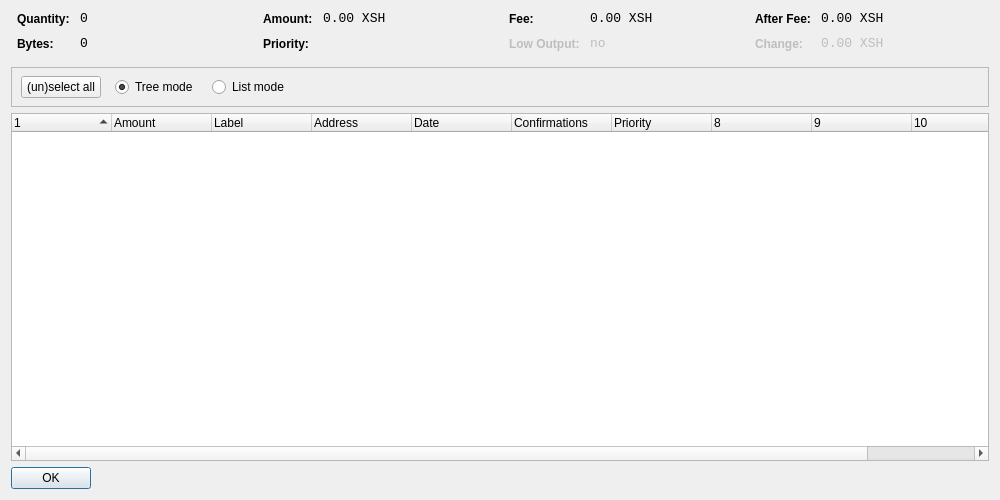
Above: src/qt/forms/coincontroldialog.ui from ShieldCoin/SHIELD-v2-old before the change. Below: the same form after it.
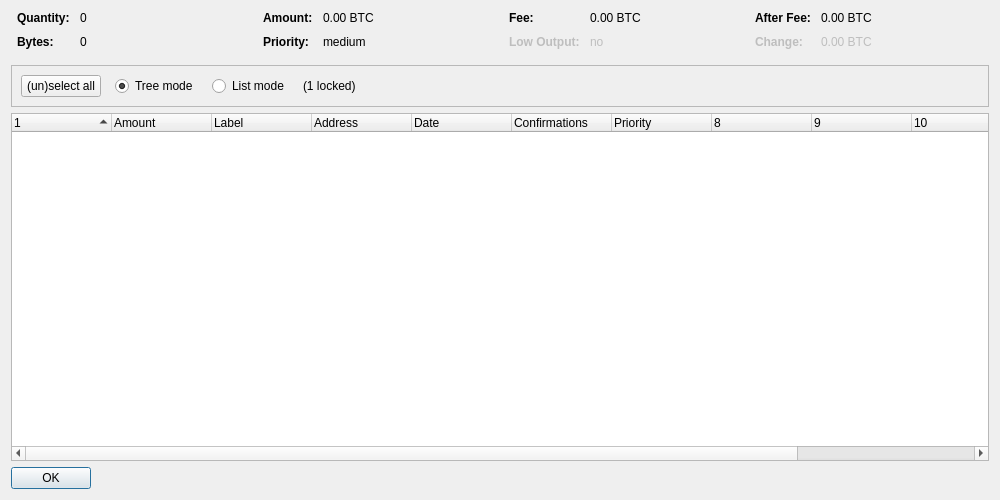
That is the form after the change. Custom widgets are drawn as their Qt base class.

Patch:
```diff
--- a/src/qt/forms/coincontroldialog.ui
+++ b/src/qt/forms/coincontroldialog.ui
@@ -38,8 +38,11 @@
        </property>
        <item row="0" column="0">
         <widget class="QLabel" name="labelCoinControlQuantityText">
-         <property name="styleSheet">
-          <string notr="true">font-weight:bold;</string>
+         <property name="font">
+          <font>
+           <weight>75</weight>
+           <bold>true</bold>
+          </font>
          </property>
          <property name="text">
           <string>Quantity:</string>
@@ -48,12 +51,6 @@
        </item>
        <item row="0" column="1">
         <widget class="QLabel" name="labelCoinControlQuantity">
-         <property name="font">
-          <font>
-           <family>Monospace</family>
-           <pointsize>10</pointsize>
-          </font>
-         </property>
          <property name="cursor">
           <cursorShape>IBeamCursor</cursorShape>
          </property>
@@ -70,8 +67,11 @@
        </item>
        <item row="1" column="0">
         <widget class="QLabel" name="labelCoinControlBytesText">
-         <property name="styleSheet">
-          <string notr="true">font-weight:bold;</string>
+         <property name="font">
+          <font>
+           <weight>75</weight>
+           <bold>true</bold>
+          </font>
          </property>
          <property name="text">
           <string>Bytes:</string>
@@ -80,12 +80,6 @@
        </item>
        <item row="1" column="1">
         <widget class="QLabel" name="labelCoinControlBytes">
-         <property name="font">
-          <font>
-           <family>Monospace</family>
-           <pointsize>10</pointsize>
-          </font>
-         </property>
          <property name="cursor">
           <cursorShape>IBeamCursor</cursorShape>
          </property>
@@ -118,8 +112,11 @@
        </property>
        <item row="0" column="0">
         <widget class="QLabel" name="labelCoinControlAmountText">
-         <property name="styleSheet">
-          <string notr="true">font-weight:bold;</string>
+         <property name="font">
+          <font>
+           <weight>75</weight>
+           <bold>true</bold>
+          </font>
          </property>
          <property name="text">
           <string>Amount:</string>
@@ -128,12 +125,6 @@
        </item>
        <item row="0" column="1">
         <widget class="QLabel" name="labelCoinControlAmount">
-         <property name="font">
-          <font>
-           <family>Monospace</family>
-           <pointsize>10</pointsize>
-          </font>
-         </property>
          <property name="cursor">
           <cursorShape>IBeamCursor</cursorShape>
          </property>
@@ -141,7 +132,7 @@
           <enum>Qt::ActionsContextMenu</enum>
          </property>
          <property name="text">
-          <string>0.00 XSH</string>
+          <string notr="true">0.00 BTC</string>
          </property>
          <property name="textInteractionFlags">
           <set>Qt::LinksAccessibleByMouse|Qt::TextSelectableByKeyboard|Qt::TextSelectableByMouse</set>
@@ -150,8 +141,11 @@
        </item>
        <item row="1" column="0">
         <widget class="QLabel" name="labelCoinControlPriorityText">
-         <property name="styleSheet">
-          <string notr="true">font-weight:bold;</string>
+         <property name="font">
+          <font>
+           <weight>75</weight>
+           <bold>true</bold>
+          </font>
          </property>
          <property name="text">
           <string>Priority:</string>
@@ -160,12 +154,6 @@
        </item>
        <item row="1" column="1">
         <widget class="QLabel" name="labelCoinControlPriority">
-         <property name="font">
-          <font>
-           <family>Monospace</family>
-           <pointsize>10</pointsize>
-          </font>
-         </property>
          <property name="cursor">
           <cursorShape>IBeamCursor</cursorShape>
          </property>
@@ -173,7 +161,7 @@
           <enum>Qt::ActionsContextMenu</enum>
          </property>
          <property name="text">
-          <string/>
+          <string notr="true">medium</string>
          </property>
          <property name="textInteractionFlags">
           <set>Qt::LinksAccessibleByMouse|Qt::TextSelectableByKeyboard|Qt::TextSelectableByMouse</set>
@@ -198,8 +186,11 @@
        </property>
        <item row="0" column="0">
         <widget class="QLabel" name="labelCoinControlFeeText">
-         <property name="styleSheet">
-          <string notr="true">font-weight:bold;</string>
+         <property name="font">
+          <font>
+           <weight>75</weight>
+           <bold>true</bold>
+          </font>
          </property>
          <property name="text">
           <string>Fee:</string>
@@ -208,12 +199,6 @@
        </item>
        <item row="0" column="1">
         <widget class="QLabel" name="labelCoinControlFee">
-         <property name="font">
-          <font>
-           <family>Monospace</family>
-           <pointsize>10</pointsize>
-          </font>
-         </property>
          <property name="cursor">
           <cursorShape>IBeamCursor</cursorShape>
          </property>
@@ -221,7 +206,7 @@
           <enum>Qt::ActionsContextMenu</enum>
          </property>
          <property name="text">
-          <string>0.00 XSH</string>
+          <string notr="true">0.00 BTC</string>
          </property>
          <property name="textInteractionFlags">
           <set>Qt::LinksAccessibleByMouse|Qt::TextSelectableByKeyboard|Qt::TextSelectableByMouse</set>
@@ -233,8 +218,11 @@
          <property name="enabled">
           <bool>false</bool>
          </property>
-         <property name="styleSheet">
-          <string notr="true">font-weight:bold;</string>
+         <property name="font">
+          <font>
+           <weight>75</weight>
+           <bold>true</bold>
+          </font>
          </property>
          <property name="text">
           <string>Low Output:</string>
@@ -246,12 +234,6 @@
          <property name="enabled">
           <bool>false</bool>
          </property>
-         <property name="font">
-          <font>
-           <family>Monospace</family>
-           <pointsize>10</pointsize>
-          </font>
-         </property>
          <property name="cursor">
           <cursorShape>IBeamCursor</cursorShape>
          </property>
@@ -284,8 +266,11 @@
        </property>
        <item row="0" column="0">
         <widget class="QLabel" name="labelCoinControlAfterFeeText">
-         <property name="styleSheet">
-          <string notr="true">font-weight:bold;</string>
+         <property name="font">
+          <font>
+           <weight>75</weight>
+           <bold>true</bold>
+          </font>
          </property>
          <property name="text">
           <string>After Fee:</string>
@@ -294,12 +279,6 @@
        </item>
        <item row="0" column="1">
         <widget class="QLabel" name="labelCoinControlAfterFee">
-         <property name="font">
-          <font>
-           <family>Monospace</family>
-           <pointsize>10</pointsize>
-          </font>
-         </property>
          <property name="cursor">
           <cursorShape>IBeamCursor</cursorShape>
          </property>
@@ -307,7 +286,7 @@
           <enum>Qt::ActionsContextMenu</enum>
          </property>
          <property name="text">
-          <string>0.00 XSH</string>
+          <string notr="true">0.00 BTC</string>
          </property>
          <property name="textInteractionFlags">
           <set>Qt::LinksAccessibleByMouse|Qt::TextSelectableByKeyboard|Qt::TextSelectableByMouse</set>
@@ -319,8 +298,11 @@
          <property name="enabled">
           <bool>false</bool>
          </property>
-         <property name="styleSheet">
-          <string notr="true">font-weight:bold;</string>
+         <property name="font">
+          <font>
+           <weight>75</weight>
+           <bold>true</bold>
+          </font>
          </property>
          <property name="text">
           <string>Change:</string>
@@ -332,12 +314,6 @@
          <property name="enabled">
           <bool>false</bool>
          </property>
-         <property name="font">
-          <font>
-           <family>Monospace</family>
-           <pointsize>10</pointsize>
-          </font>
-         </property>
          <property name="cursor">
           <cursorShape>IBeamCursor</cursorShape>
          </property>
@@ -345,7 +321,7 @@
           <enum>Qt::ActionsContextMenu</enum>
          </property>
          <property name="text">
-          <string>0.00 XSH</string>
+          <string notr="true">0.00 BTC</string>
          </property>
          <property name="textInteractionFlags">
           <set>Qt::LinksAccessibleByMouse|Qt::TextSelectableByKeyboard|Qt::TextSelectableByMouse</set>
@@ -370,15 +346,8 @@
      <property name="frameShadow">
       <enum>QFrame::Sunken</enum>
      </property>
-     <widget class="QWidget" name="horizontalLayoutWidget">
-      <property name="geometry">
-       <rect>
-        <x>10</x>
-        <y>0</y>
-        <width>781</width>
-        <height>41</height>
-       </rect>
-      </property>
+     <layout class="QHBoxLayout" name="horizontalLayout">
+      <item>
       <layout class="QHBoxLayout" name="horizontalLayoutPanel" stretch="0,0,0,0,0">
        <property name="spacing">
         <number>14</number>
@@ -425,6 +394,13 @@
          </property>
         </widget>
        </item>
+        <item>
+         <widget class="QLabel" name="labelLocked">
+          <property name="text">
+           <string notr="true">(1 locked)</string>
+          </property>
+         </widget>
+        </item>
        <item>
         <spacer name="horizontalSpacer">
          <property name="orientation">
@@ -439,7 +415,8 @@
         </spacer>
        </item>
       </layout>
-     </widget>
+      </item>
+     </layout>
     </widget>
    </item>
    <item>
@@ -451,7 +428,7 @@
       <bool>false</bool>
      </property>
      <property name="columnCount">
-      <number>11</number>
+      <number>12</number>
      </property>
      <attribute name="headerShowSortIndicator" stdset="0">
       <bool>true</bool>
@@ -517,6 +494,11 @@
        <string/>
       </property>
      </column>
+     <column>
+      <property name="text">
+       <string/>
+      </property>
+     </column>
     </widget>
    </item>
    <item>
```
Left out of the diff: 10 changed lines with no effect on the pictures. Lines whose indentation alone changed are shown as unchanged.
